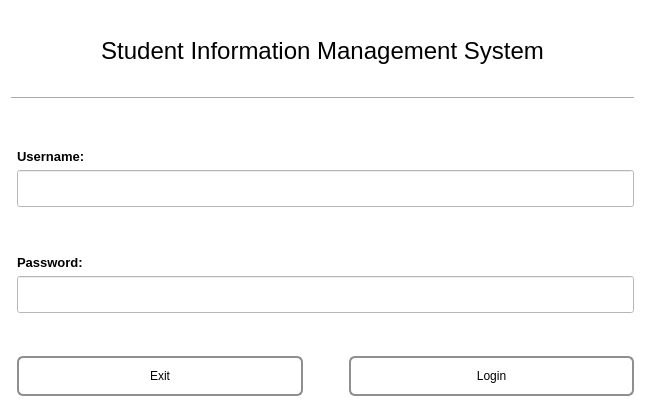
Qt form Form Files/loginView.ui (alixabahena/SIMS) before a commit.
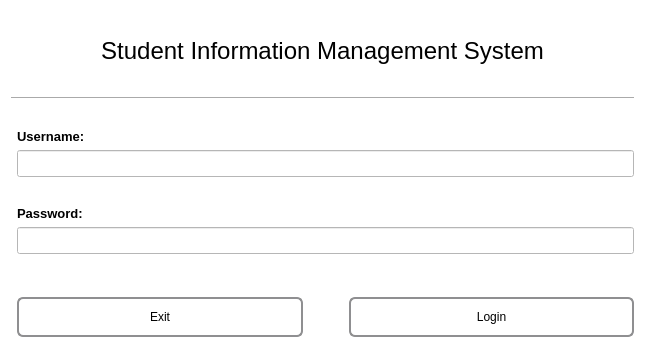
The same form after that commit. Icons and pictures are not drawn.

Commit message: LoginView now closes when you hit exit and the window is no longer resizeable.

Patch:
```diff
--- a/Form Files/loginView.ui
+++ b/Form Files/loginView.ui
@@ -7,7 +7,7 @@
     <x>0</x>
     <y>0</y>
     <width>645</width>
-    <height>407</height>
+    <height>348</height>
    </rect>
   </property>
   <property name="sizePolicy">
@@ -186,6 +186,9 @@
             <bold>true</bold>
            </font>
           </property>
+          <property name="frameShape">
+           <enum>QFrame::NoFrame</enum>
+          </property>
           <property name="text">
            <string/>
           </property>
```
Left out of the diff: 16 changed lines with no effect on the pictures. The commit also changes 2 other files.
